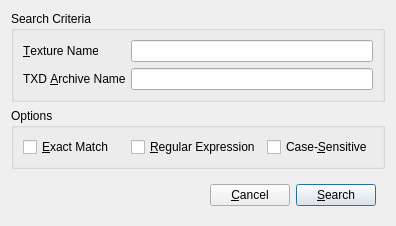
alemariusnexus/gtatools, file src/gtatools-gui/src/src/formats/txd/TextureSearchDialog.ui: the form before one commit.
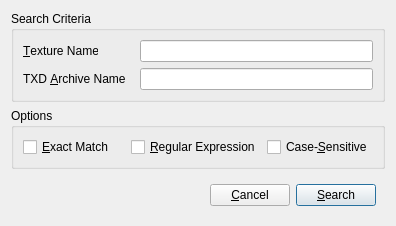
The form after the commit.

The edit to the form file:
```diff
--- a/src/gtatools-gui/src/src/formats/txd/TextureSearchDialog.ui
+++ b/src/gtatools-gui/src/src/formats/txd/TextureSearchDialog.ui
@@ -35,6 +35,9 @@
       <string>Search Criteria</string>
      </property>
      <layout class="QFormLayout" name="formLayout">
+      <property name="horizontalSpacing">
+       <number>15</number>
+      </property>
       <item row="0" column="0">
        <widget class="QLabel" name="label">
         <property name="text">
```
